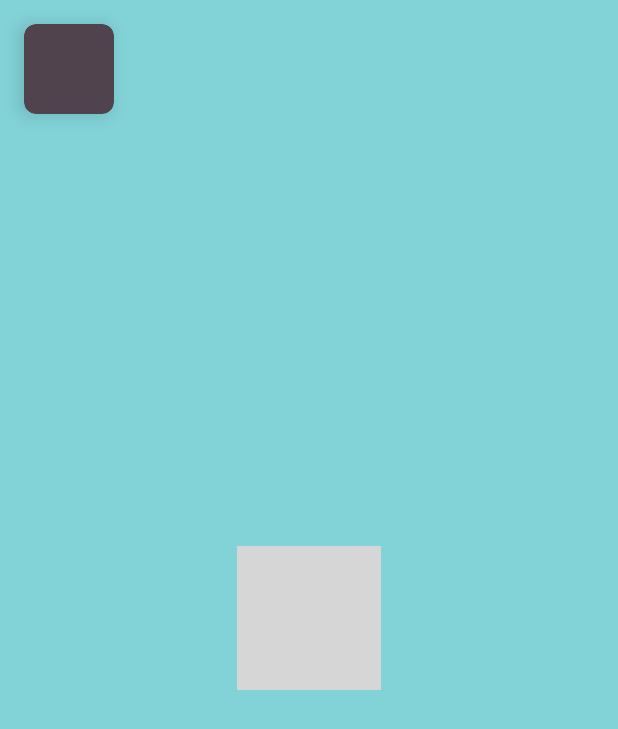
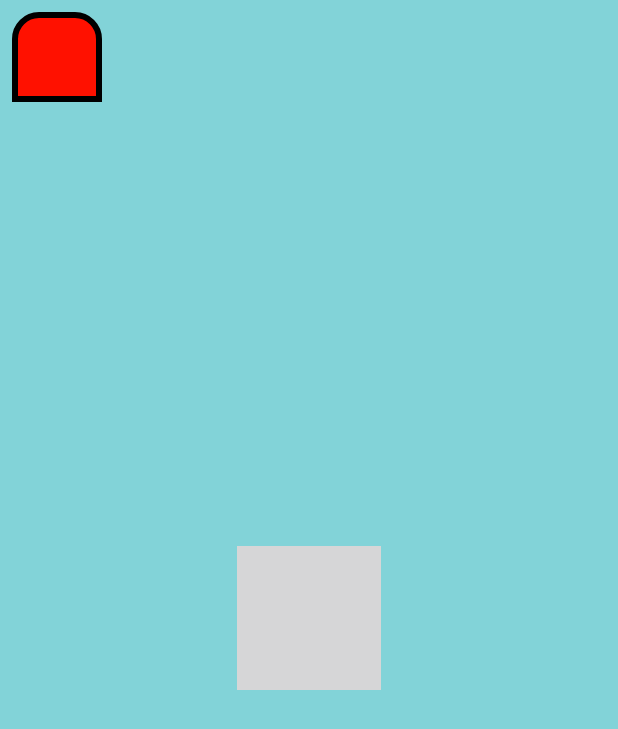
Before and after one commit to Wtorniq/MoviesQuiz, an Android app: the layout fragment_questions_room_rv_item.xml on its own in the app's theme, with its tools: preview values and no code run, on a phone screen of 412 x 824 dp. Shown: the top 729 px of the screen. Run offline under Robolectric (Android 15) with nearby library versions, the phone set to English and light mode, and no system bars.

Commit message:
update questions room screen

```diff
--- /dev/null
+++ b/app/src/main/res/drawable/seat_view.xml
@@ -0,0 +1,6 @@
+<?xml version="1.0" encoding="utf-8"?>
+<shape xmlns:android="http://schemas.android.com/apk/res/android">
+    <corners android:topLeftRadius="16dp" android:topRightRadius="16dp"/>
+    <solid android:color="@color/red"/>
+    <stroke android:color="@color/black" android:width="4dp"/>
+</shape>
--- /dev/null
+++ b/app/src/main/res/drawable/seat_view_answered.xml
@@ -0,0 +1,6 @@
+<?xml version="1.0" encoding="utf-8"?>
+<shape xmlns:android="http://schemas.android.com/apk/res/android">
+    <corners android:topLeftRadius="16dp" android:topRightRadius="16dp"/>
+    <solid android:color="@color/gray"/>
+    <stroke android:color="@color/black" android:width="4dp"/>
+</shape>
--- a/app/src/main/res/layout/fragment_questions_room_rv_item.xml
+++ b/app/src/main/res/layout/fragment_questions_room_rv_item.xml
@@ -1,9 +1,9 @@
 <?xml version="1.0" encoding="utf-8"?>
-<androidx.cardview.widget.CardView xmlns:android="http://schemas.android.com/apk/res/android"
+<FrameLayout xmlns:android="http://schemas.android.com/apk/res/android"
     android:layout_width="60dp"
     android:layout_height="60dp"
-    android:layout_margin="16dp"
-    style="@style/mainCardViewStyle">
+    android:layout_margin="8dp"
+    android:background="@drawable/seat_view">
 
     <TextView
         android:id="@+id/question_name"
@@ -12,4 +12,4 @@
         android:layout_width="wrap_content"
         android:layout_height="wrap_content" />
 
-</androidx.cardview.widget.CardView>
+</FrameLayout>
```
Also changed, not shown: app/src/main/java/com/example/moviesquiz/ui/fragments/QuestionsRoomFragment.kt (+8 -2 lines), app/src/main/res/layout/fragment_questions_room.xml (+11 -2 lines), app/src/main/res/drawable/screen.png (added).
